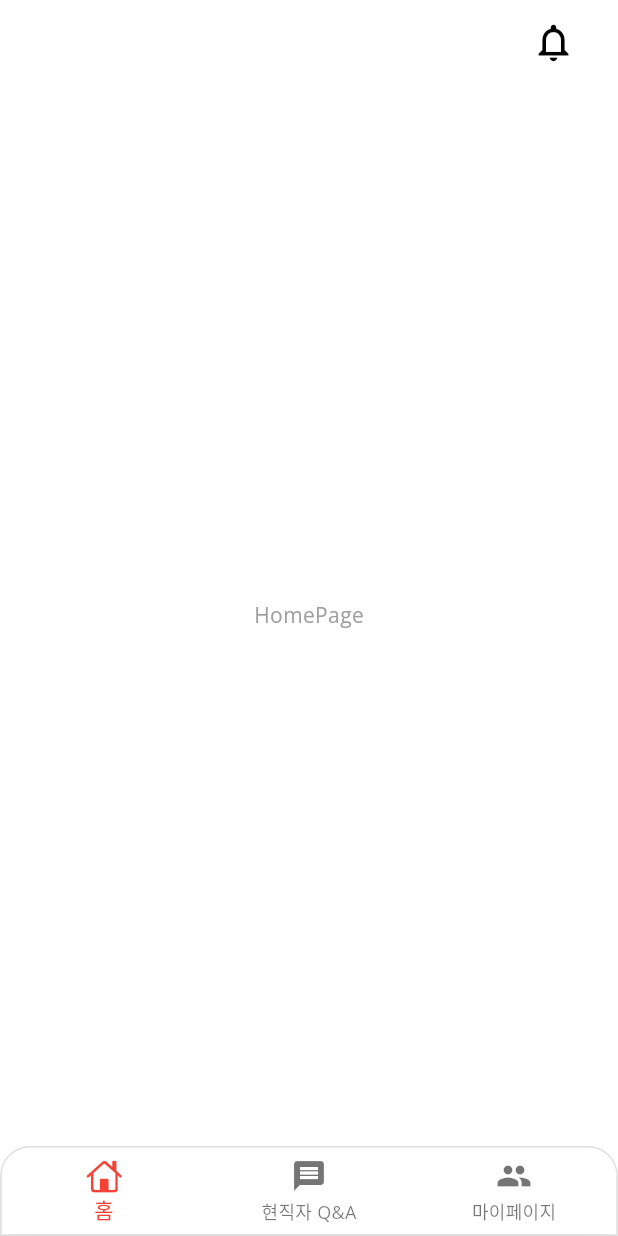
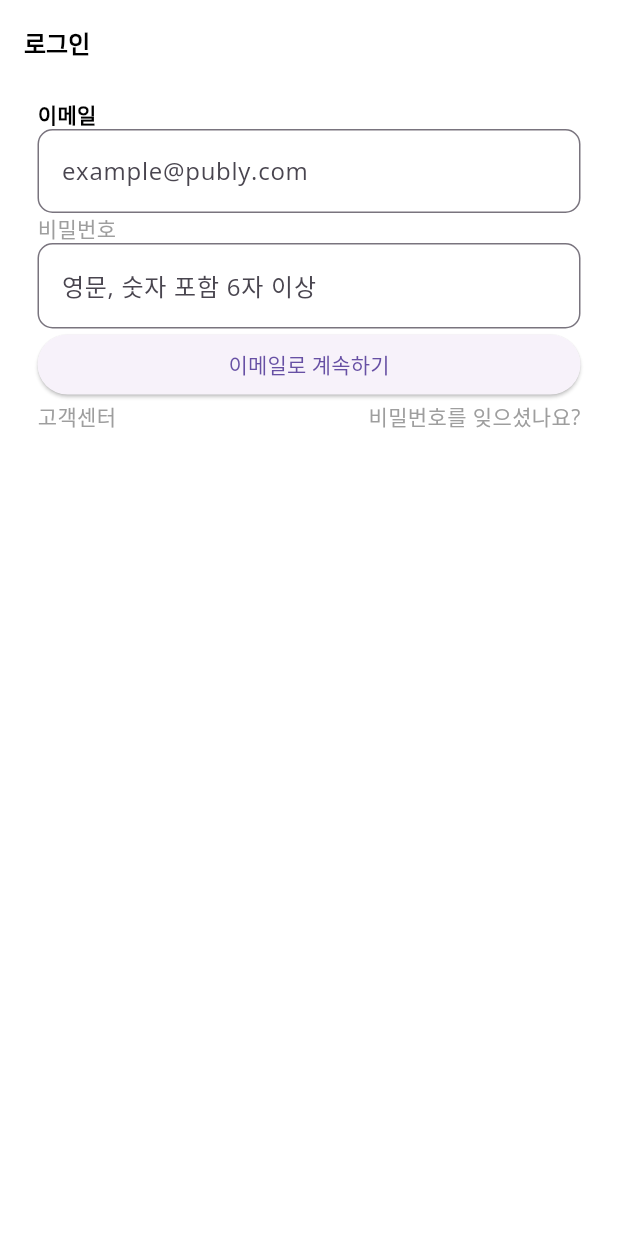
Before and after one commit to Kongjiyoung/dev-community-flutter, a Flutter app: the screen it shows after launch, on a phone screen of 412 x 824 dp. Run offline on Flutter 3.47's test engine with Material 3 defaults, Android fonts, the phone set to English and light mode, and no system bars; our stand-ins replace google_fonts.

Commit message:
로그인페이지진í행중

```diff
--- a/lib/main.dart
+++ b/lib/main.dart
@@ -1,3 +1,4 @@
+import 'package:dev_community/pages/auth/login.dart';
 import 'package:dev_community/pages/main_page.dart';
 import 'package:dev_community/theme.dart';
 import 'package:flutter/material.dart';
@@ -14,7 +15,7 @@ class MyApp extends StatelessWidget {
     return MaterialApp(
       debugShowCheckedModeBanner: false,
       theme: theme(),
-      home: MainPage(),
+      home: LoginPage(),
     );
   }
 }
--- /dev/null
+++ b/lib/pages/auth/login.dart
@@ -0,0 +1,56 @@
+import 'package:flutter/material.dart';
+
+class LoginPage extends StatelessWidget {
+  const LoginPage({super.key});
+
+  @override
+  Widget build(BuildContext context) {
+    return Scaffold(
+      appBar: AppBar(
+        title: Text("로그인"),
+      ),
+      body: Container(
+        padding: EdgeInsets.fromLTRB(25, 10, 25, 25),
+        child: Column(
+          crossAxisAlignment: CrossAxisAlignment.start,
+              children: [
+                Text("이메일", style:
+                TextStyle(
+                  color: Colors.black,
+                  fontWeight: FontWeight.w600,
+                ),
+                ),
+                TextFormField(
+                  decoration: InputDecoration(
+                    border: OutlineInputBorder(borderRadius: BorderRadius.circular(10)),
+                    hintText: "example@publy.com",
+                  ),
+                ),
+                Text("비밀번호"),
+                TextFormField(
+                  decoration: InputDecoration(
+                    border: OutlineInputBorder(borderRadius: BorderRadius.circular(10)),
+                    hintText: "영문, 숫자 포함 6자 이상",
+                  ),
+                ),
+                SizedBox(
+                  width: double.infinity,
+                  child: ElevatedButton(onPressed: () {
+
+                  },
+                      child: Text("이메일로 계속하기")
+                  ),
+                ),
+                Row(
+                  mainAxisAlignment: MainAxisAlignment.spaceBetween,
+                  children: [
+                    Text("고객센터"),
+                    Text("비밀번호를 잊으셨나요?"),
+                  ],
+                ),
+              ],
+        ),
+      ),
+    );
+  }
+}
```
